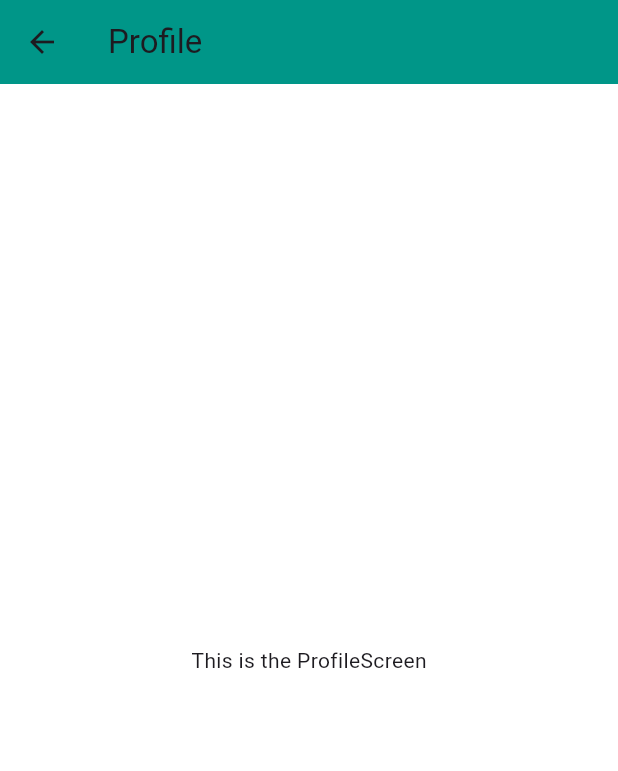
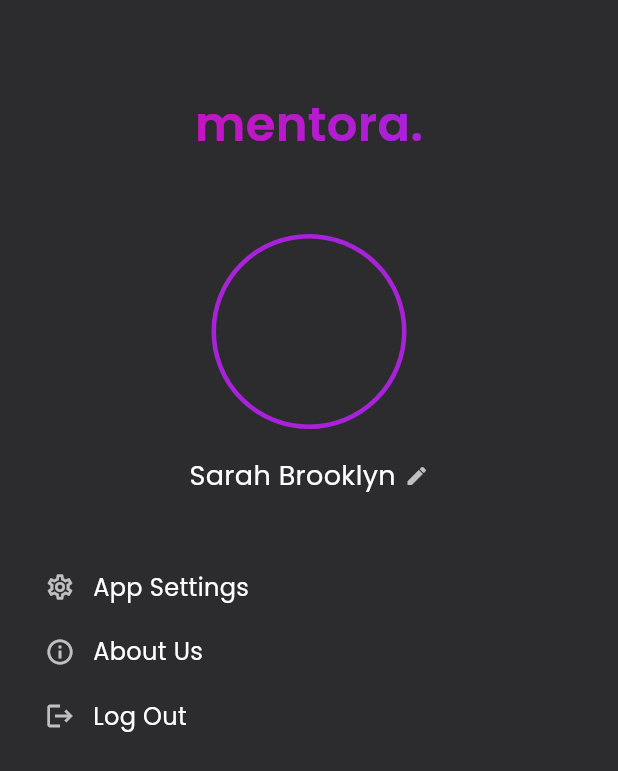
Before and after one commit to muijayaweera/mentora-mobile-app, a Flutter app: the ProfileScreen screen opened by its route, on a phone screen of 412 x 824 dp. Shown: the top 771 px of the screen. Run offline on Flutter 3.47's test engine with Material 3 defaults, Android fonts, the phone set to English and light mode, and no system bars; our stand-ins replace google_fonts, image_picker.

Commit message:
profile page initial commit

```diff
--- a/lib/main.dart
+++ b/lib/main.dart
@@ -9,6 +9,8 @@ import 'screens/image_recognition.dart';
 import 'screens/courses.dart';
 import 'screens/notifications.dart';
 import 'screens/profile.dart';
+
+
 
 
 void main() {
--- a/lib/screens/profile.dart
+++ b/lib/screens/profile.dart
@@ -1,4 +1,5 @@
 import 'package:flutter/material.dart';
+import 'package:google_fonts/google_fonts.dart';
 
 class ProfileScreen extends StatelessWidget {
   const ProfileScreen({super.key});
@@ -6,13 +7,93 @@ class ProfileScreen extends StatelessWidget {
   @override
   Widget build(BuildContext context) {
     return Scaffold(
-      appBar: AppBar(
-        title: const Text('Profile'),
-        backgroundColor: Colors.teal,
-      ),
-      body: const Center(
-        child: Text('This is the ProfileScreen'),
+      backgroundColor: const Color(0xFF2C2C2E),
+      body: Padding(
+        padding: const EdgeInsets.symmetric(horizontal: 30, vertical: 60),
+        child: Column(
+          crossAxisAlignment: CrossAxisAlignment.center,
+          children: [
+            // Gradient Logo
+            ShaderMask(
+              shaderCallback: (Rect bounds) {
+                return const LinearGradient(
+                  colors: [Color(0xFFC514C2), Color(0xFFA822D9)],
+                ).createShader(bounds);
+              },
+              child: Text(
+                "mentora.",
+                style: GoogleFonts.poppins(
+                  fontSize: 32,
+                  fontWeight: FontWeight.w600,
+                  color: Colors.white,
+                ),
+              ),
+            ),
+
+            const SizedBox(height: 50),
+
+            // Profile Avatar Circle
+            Container(
+              width: 130,
+              height: 130,
+              decoration: BoxDecoration(
+                shape: BoxShape.circle,
+                border: Border.all(
+                  color: const Color(0xFFA822D9),
+                  width: 3,
+                ),
+              ),
+            ),
+
+            const SizedBox(height: 18),
+
+            // Name + edit icon
+            Row(
+              mainAxisAlignment: MainAxisAlignment.center,
+              children: [
+                Text(
+                  "Sarah Brooklyn",
+                  style: GoogleFonts.poppins(
+                    color: Colors.white,
+                    fontSize: 18,
+                  ),
+                ),
+                const SizedBox(width: 6),
+                const Icon(
+                  Icons.edit,
+                  color: Colors.white70,
+                  size: 16,
+                )
+              ],
+            ),
+
+            const SizedBox(height: 50),
+
+            // Menu options
+            _menuItem(Icons.settings_outlined, "App Settings"),
+            const SizedBox(height: 20),
+            _menuItem(Icons.info_outline, "About Us"),
+            const SizedBox(height: 20),
+            _menuItem(Icons.logout, "Log Out"),
+          ],
+        ),
       ),
     );
   }
+
+  Widget _menuItem(IconData icon, String text) {
+    return Row(
+      children: [
+        Icon(icon, color: Colors.white70, size: 20),
+        const SizedBox(width: 12),
+        Text(
+          text,
+          style: GoogleFonts.poppins(
+            color: Colors.white,
+            fontSize: 16,
+          ),
+        ),
+      ],
+    );
+  }
 }
```
